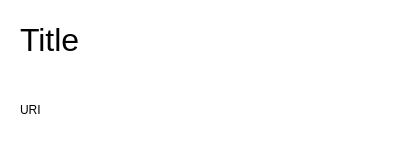
Qt form client/ui/ShareFile/sharefile.ui (s267562/Live-Text-Editor) before a commit.
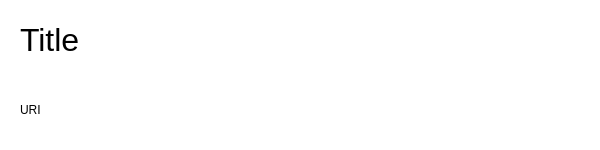
The same form after that commit. Custom widgets are drawn as their Qt base class.

What changed in the file:
```diff
--- a/client/ui/ShareFile/sharefile.ui
+++ b/client/ui/ShareFile/sharefile.ui
@@ -6,19 +6,19 @@
    <rect>
     <x>0</x>
     <y>0</y>
-    <width>400</width>
+    <width>600</width>
     <height>150</height>
    </rect>
   </property>
   <property name="minimumSize">
    <size>
-    <width>400</width>
+    <width>600</width>
     <height>150</height>
    </size>
   </property>
   <property name="maximumSize">
    <size>
-    <width>400</width>
+    <width>600</width>
     <height>150</height>
    </size>
   </property>
@@ -33,7 +33,7 @@
     <rect>
      <x>20</x>
      <y>20</y>
-     <width>361</width>
+     <width>551</width>
      <height>40</height>
     </rect>
    </property>
@@ -49,7 +49,7 @@
     <rect>
      <x>20</x>
      <y>90</y>
-     <width>271</width>
+     <width>481</width>
      <height>40</height>
     </rect>
    </property>
@@ -60,7 +60,7 @@
   <widget class="ClickableLabel" name="copyIcon">
    <property name="geometry">
     <rect>
-     <x>340</x>
+     <x>530</x>
      <y>90</y>
      <width>40</width>
      <height>40</height>
```
